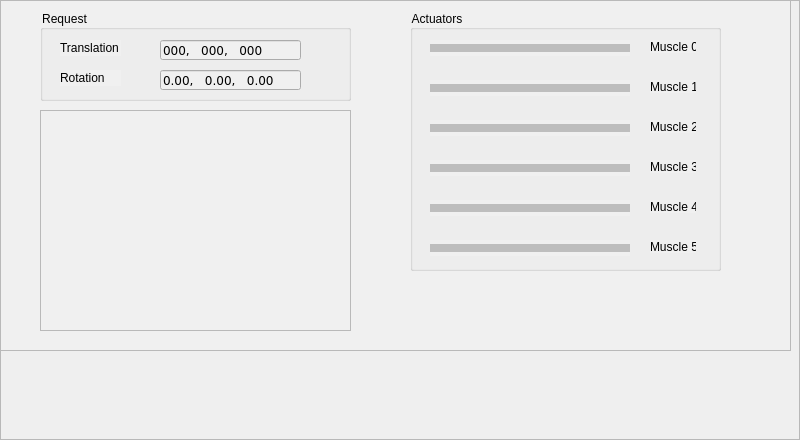
First picture: the form in output/output_gui.ui, repository michaelmargolis/MdxMotionPlatformV3, before the edit.
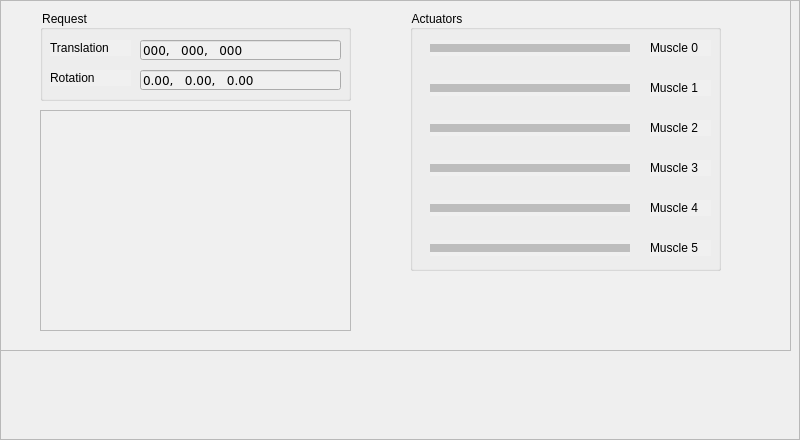
Second picture: the form after the edit.

Commit message: Placed config data into a class wrapper updated gui for better presentation on linux

Patch:
```diff
--- a/output/output_gui.ui
+++ b/output/output_gui.ui
@@ -189,8 +189,8 @@
       <rect>
        <x>240</x>
        <y>30</y>
-       <width>46</width>
-       <height>13</height>
+       <width>61</width>
+       <height>16</height>
       </rect>
      </property>
      <property name="text">
@@ -202,8 +202,8 @@
       <rect>
        <x>240</x>
        <y>70</y>
-       <width>46</width>
-       <height>13</height>
+       <width>61</width>
+       <height>16</height>
       </rect>
      </property>
      <property name="text">
@@ -215,8 +215,8 @@
       <rect>
        <x>240</x>
        <y>110</y>
-       <width>46</width>
-       <height>13</height>
+       <width>61</width>
+       <height>16</height>
       </rect>
      </property>
      <property name="text">
@@ -228,8 +228,8 @@
       <rect>
        <x>240</x>
        <y>150</y>
-       <width>46</width>
-       <height>13</height>
+       <width>61</width>
+       <height>16</height>
       </rect>
      </property>
      <property name="text">
@@ -241,8 +241,8 @@
       <rect>
        <x>240</x>
        <y>190</y>
-       <width>46</width>
-       <height>13</height>
+       <width>61</width>
+       <height>16</height>
       </rect>
      </property>
      <property name="text">
@@ -254,8 +254,8 @@
       <rect>
        <x>240</x>
        <y>230</y>
-       <width>46</width>
-       <height>13</height>
+       <width>61</width>
+       <height>16</height>
       </rect>
      </property>
      <property name="text">
@@ -278,9 +278,9 @@
     <widget class="QLineEdit" name="txt_translation">
      <property name="geometry">
       <rect>
-       <x>120</x>
+       <x>100</x>
        <y>30</y>
-       <width>141</width>
+       <width>201</width>
        <height>20</height>
       </rect>
      </property>
@@ -296,9 +296,9 @@
     <widget class="QLabel" name="label">
      <property name="geometry">
       <rect>
-       <x>20</x>
+       <x>10</x>
        <y>30</y>
-       <width>61</width>
+       <width>81</width>
        <height>16</height>
       </rect>
      </property>
@@ -309,9 +309,9 @@
     <widget class="QLineEdit" name="txt_rotation">
      <property name="geometry">
       <rect>
-       <x>120</x>
+       <x>100</x>
        <y>60</y>
-       <width>141</width>
+       <width>201</width>
        <height>20</height>
       </rect>
      </property>
@@ -327,9 +327,9 @@
     <widget class="QLabel" name="label_2">
      <property name="geometry">
       <rect>
-       <x>20</x>
+       <x>10</x>
        <y>60</y>
-       <width>61</width>
+       <width>81</width>
        <height>16</height>
       </rect>
      </property>
```
The commit also changes 7 other files.
